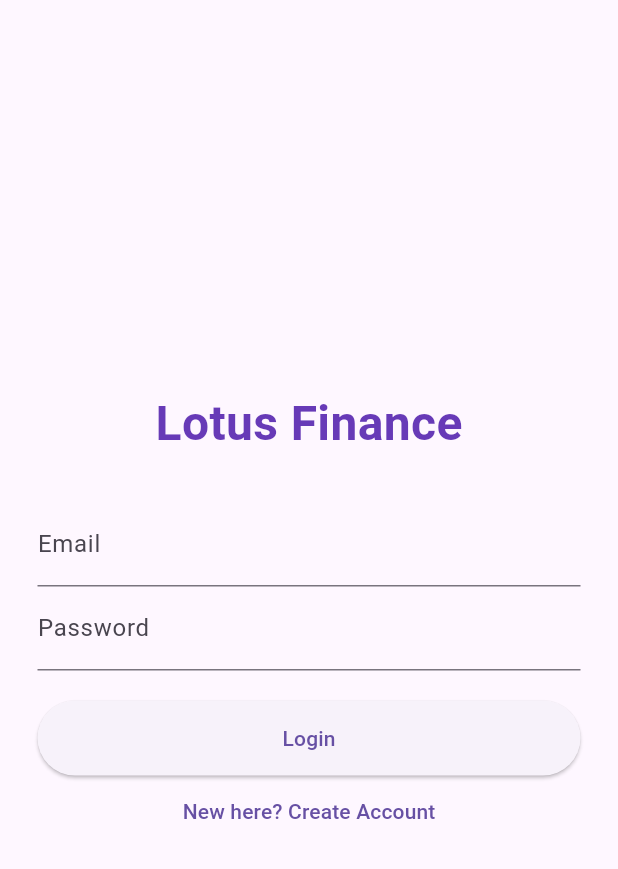
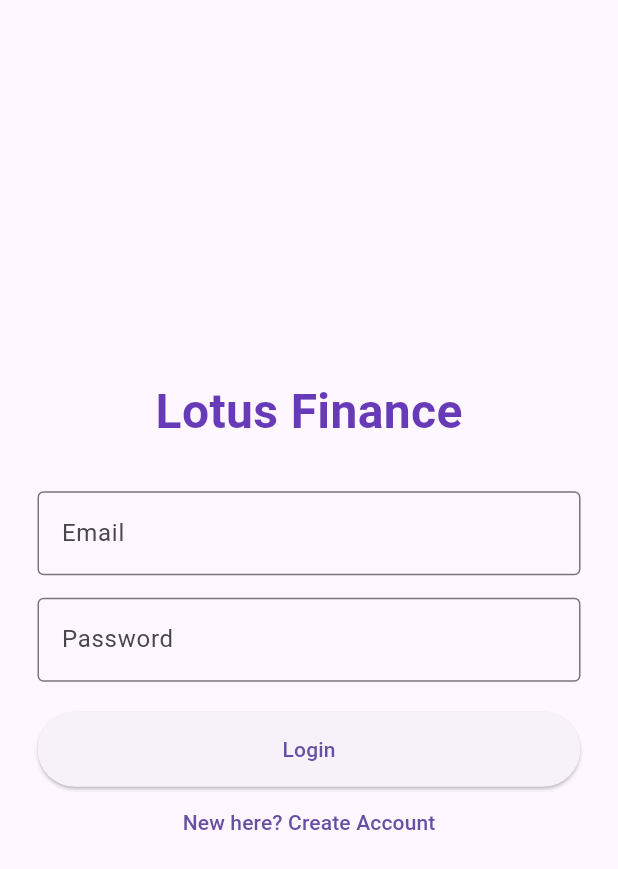
Before and after one commit to OmkarMhatre007/Lotus_Finance-Smart_Salary-, a Flutter app: the screen it shows after launch, on a phone screen of 412 x 824 dp. Shown: the top 869 px of the screen. Run offline on Flutter 3.47's test engine with Material 3 defaults, Android fonts, the phone set to English and light mode, and no system bars; our stand-ins replace cloud_firestore, firebase_auth, firebase_core, google_generative_ai; accounts and stored records are empty.

Commit message:
version 1

```diff
--- a/lib/auth_screen.dart
+++ b/lib/auth_screen.dart
@@ -1,7 +1,6 @@
 import 'package:firebase_auth/firebase_auth.dart';
 import 'package:flutter/material.dart';
-
-import 'firebase_service.dart'; // This links it to the logic file you created
+import 'firebase_service.dart';
 import 'main.dart';
 
 class AuthScreen extends StatefulWidget {
@@ -12,6 +11,8 @@ class AuthScreen extends StatefulWidget {
 class _AuthScreenState extends State<AuthScreen> {
   final TextEditingController _emailController = TextEditingController();
   final TextEditingController _passwordController = TextEditingController();
+  // Added Name Controller
+  final TextEditingController _nameController = TextEditingController();
   bool isLogin = true;
 
   void _handleAuth() async {
@@ -24,31 +25,29 @@ class _AuthScreenState extends State<AuthScreen> {
         );
 
         if (user != null) {
-  // 1. Create a placeholder profile to satisfy the "required profile" argument
           UserProfile dummyProfile = UserProfile();
+          dummyProfile.username = "User"; // Fallback name
 
-  // 2. Pass the required arguments into the container
           Navigator.pushReplacement(
             context,
             MaterialPageRoute(
               builder: (context) => MainNavigationContainer(
-        profile: dummyProfile,      // Fixes error 1
-        initialGoals: "Welcome back!", // Fixes error 2
+                profile: dummyProfile,
+                initialGoals: "Welcome back!",
               ),
             ),
           );
         }
       } else {
         // 2. Sign up new user
-      // Tip: You can later add a Name field, but for now we'll use a placeholder
+        // Now using _nameController.text instead of "New Player"
         User? user = await FirebaseService().signUp(
           _emailController.text,
           _passwordController.text,
-        "New Player"
+          _nameController.text
         );
 
         if (user != null) {
-        // New users go to the Survey first to set up their profile
           Navigator.pushReplacement(
             context,
             MaterialPageRoute(builder: (context) => const SurveyScreen()),
@@ -56,7 +55,6 @@ class _AuthScreenState extends State<AuthScreen> {
         }
       }
     } catch (e) {
-    // Shows errors like "User not found" or "Wrong password"
       ScaffoldMessenger.of(context).showSnackBar(
         SnackBar(content: Text(e.toString()), backgroundColor: Colors.red),
       );
@@ -73,14 +71,27 @@ class _AuthScreenState extends State<AuthScreen> {
           children: [
             Text("Lotus Finance", style: TextStyle(fontSize: 32, fontWeight: FontWeight.bold, color: Colors.deepPurple)),
             const SizedBox(height: 30),
-            TextField(controller: _emailController, decoration: InputDecoration(labelText: "Email")),
-            TextField(controller: _passwordController, decoration: InputDecoration(labelText: "Password"), obscureText: true),
+
+            // New Name Field: Only shows when signing up
+            if (!isLogin) ...[
+              TextField(
+                controller: _nameController,
+                decoration: InputDecoration(labelText: "Full Name", border: OutlineInputBorder())
+              ),
+              const SizedBox(height: 15),
+            ],
+
+            TextField(controller: _emailController, decoration: InputDecoration(labelText: "Email", border: OutlineInputBorder())),
+            const SizedBox(height: 15),
+            TextField(controller: _passwordController, decoration: InputDecoration(labelText: "Password", border: OutlineInputBorder()), obscureText: true),
             const SizedBox(height: 20),
+
             ElevatedButton(
               onPressed: _handleAuth,
               child: Text(isLogin ? "Login" : "Join the Game"),
               style: ElevatedButton.styleFrom(minimumSize: Size(double.infinity, 50)),
             ),
+
             TextButton(
               onPressed: () => setState(() => isLogin = !isLogin),
               child: Text(isLogin ? "New here? Create Account" : "Already a member? Login"),
```
Also changed, not shown: lib/firebase_service.dart (+9 -0 lines), lib/main.dart (+18 -14 lines), 2 other files. Lines whose indentation alone changed are shown as unchanged.
